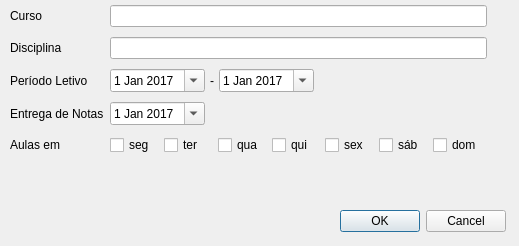
Above: windowaddcal.ui from lattice0/Tikz-Tak before the change. Below: the same form after it.
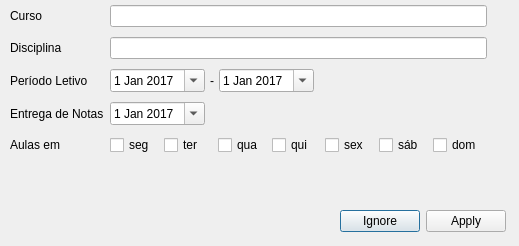
That is the form after the change.

Patch:
```diff
--- a/windowaddcal.ui
+++ b/windowaddcal.ui
@@ -237,14 +237,14 @@
   <widget class="QDialogButtonBox" name="buttonBox">
    <property name="geometry">
     <rect>
-     <x>340</x>
+     <x>280</x>
      <y>210</y>
-     <width>166</width>
+     <width>226</width>
      <height>23</height>
     </rect>
    </property>
    <property name="standardButtons">
-    <set>QDialogButtonBox::Cancel|QDialogButtonBox::Ok</set>
+    <set>QDialogButtonBox::Apply|QDialogButtonBox::Ignore</set>
    </property>
   </widget>
  </widget>
```
Left out of the diff: 2 changed lines with no effect on the pictures.
